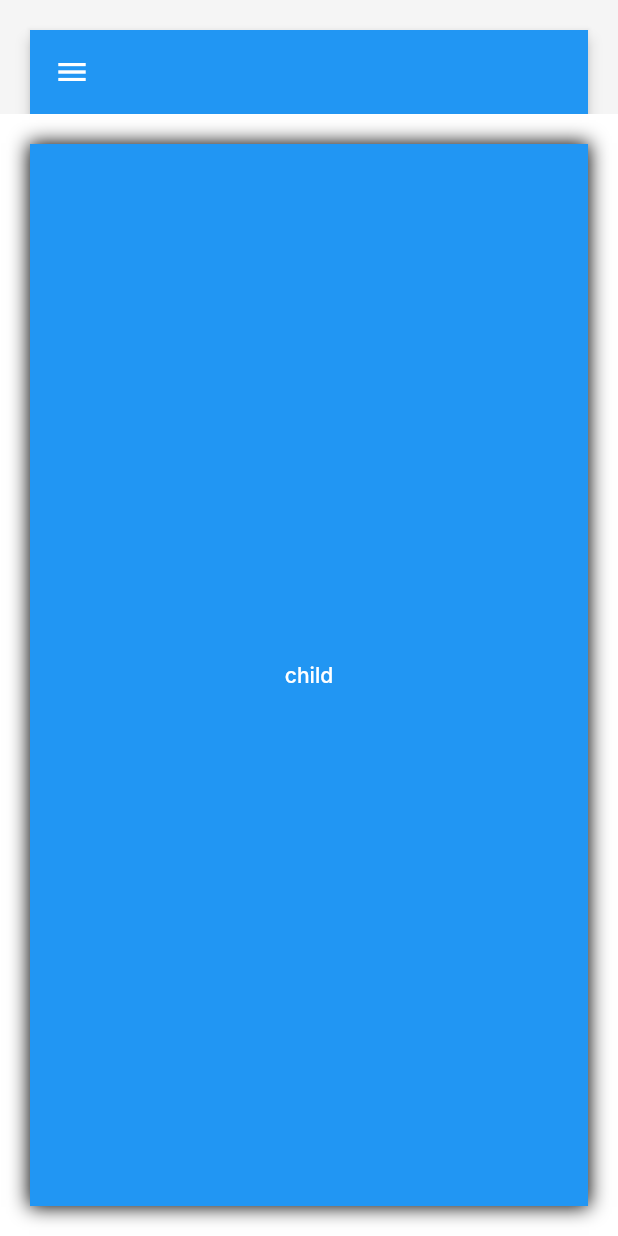
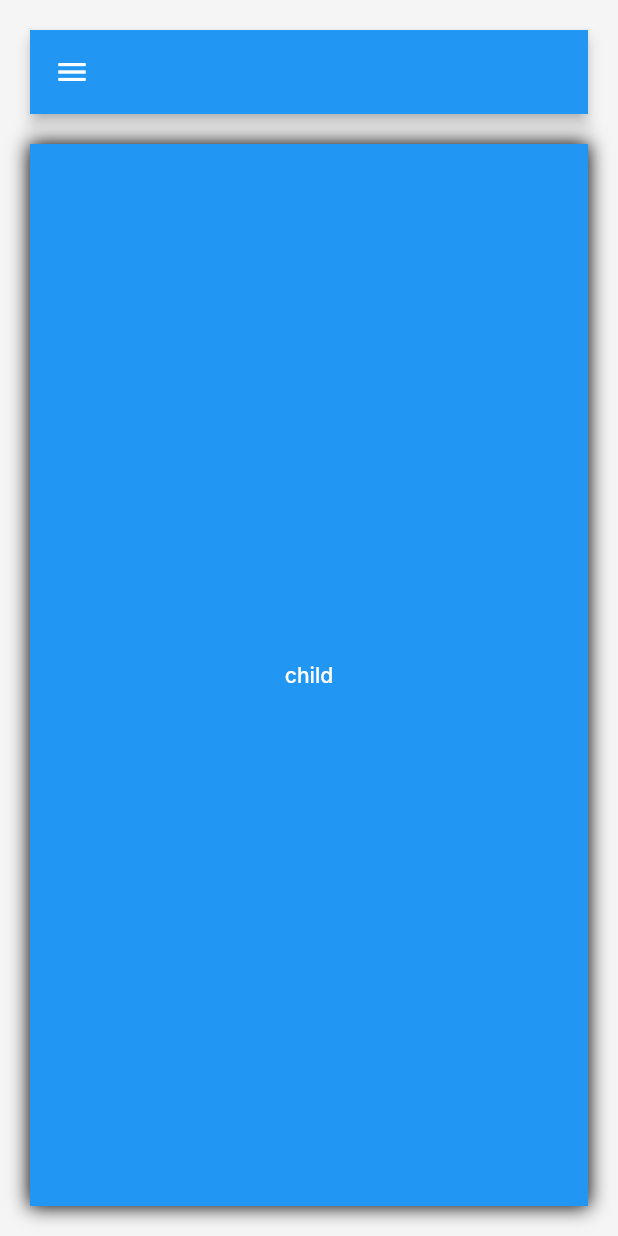
Before and after one commit to BoringStuff-SRL/FlutterBoringApp, a Flutter app: the screen it shows after launch, on a phone screen of 412 x 824 dp. Run offline on Flutter 3.47's test engine with Material 3 defaults, Android fonts, the phone set to English and light mode, and no system bars; our stand-ins replace go_router; missing offline and left inert: boringcore; Roboto replaces fonts that are missing (Inter).

Commit message:
fix background color

```diff
--- a/lib/boring_app/boring_app.dart
+++ b/lib/boring_app/boring_app.dart
@@ -32,7 +32,7 @@ class BoringAppInstance {
   List<RouteBase> _routes(
     GlobalKey<NavigatorState> rootNavigatorKey, {
     required BoringThemeConfig theme,
-    bool? displayedWithNavigation,
+    required bool? displayedWithNavigation,
   }) {
     return _pageGroups
         .map(
--- a/lib/boring_app/pages/boring_page.dart
+++ b/lib/boring_app/pages/boring_page.dart
@@ -51,6 +51,7 @@ abstract class BoringPage {
   GoRoute route(
     GlobalKey<NavigatorState> rootNavigatorKey, {
     required BoringThemeConfig theme,
+    bool? displayWithNavigation,
     String prefix = '',
     String? rootPrefix,
   }) {
@@ -72,9 +73,10 @@ abstract class BoringPage {
         }
         return NoTransitionPage(
           child: Container(
-            decoration: BoxDecoration(
-              color: Theme.of(context).colorScheme.surface,
-            ),
+            // == false perche' puo essere false
+            color: displayWithNavigation == false
+                ? Theme.of(context).colorScheme.surface
+                : null,
             child: Padding(
               padding: EdgeInsets.all(theme.widthSpace),
               child: builder(context, state),
@@ -89,6 +91,7 @@ abstract class BoringPage {
               rootNavigatorKey,
               prefix: currentFullPath,
               theme: theme,
+              displayWithNavigation: displayWithNavigation,
             ),
           )
           .toList(),
--- a/lib/boring_app/pages/boring_page_group.dart
+++ b/lib/boring_app/pages/boring_page_group.dart
@@ -29,8 +29,8 @@ class BoringPageGroup {
   List<RouteBase> routes(
     GlobalKey<NavigatorState> rootNavigatorKey, {
     required BoringThemeConfig theme,
+    required bool? displayedWithNavigation,
     String? rootPrefix,
-    bool? displayedWithNavigation,
   }) =>
       pages
           .where(
@@ -43,6 +43,7 @@ class BoringPageGroup {
               rootNavigatorKey,
               rootPrefix: rootPrefix,
               theme: theme,
+              displayWithNavigation: displayedWithNavigation,
             ),
           )
           .toList();
```
